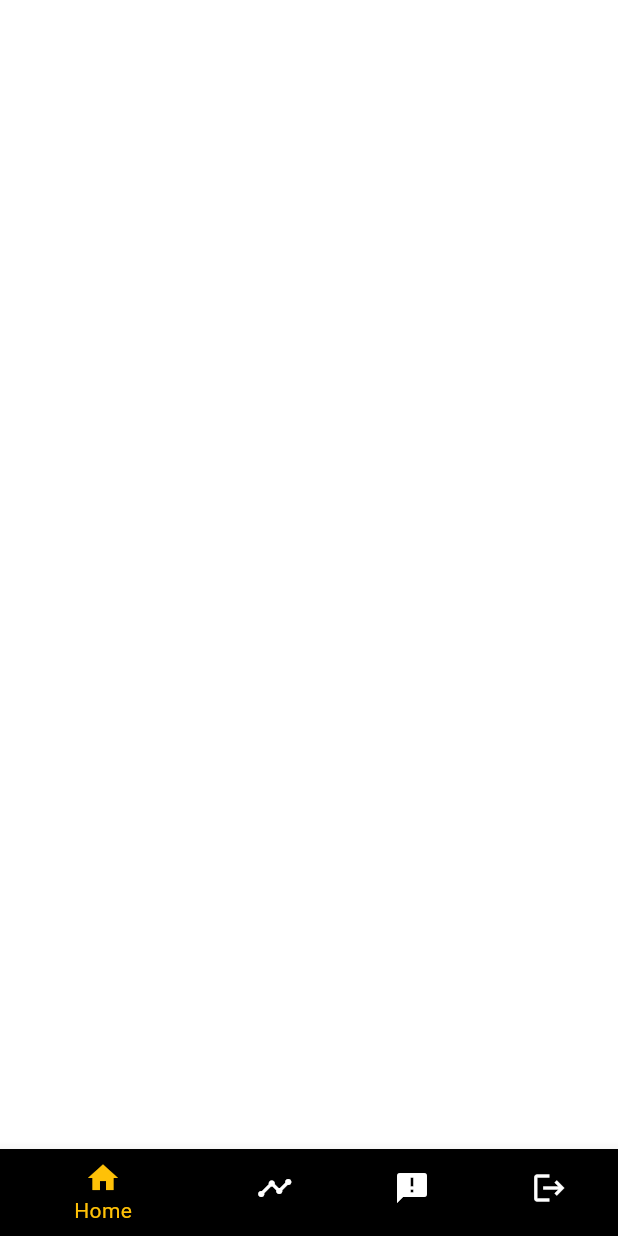
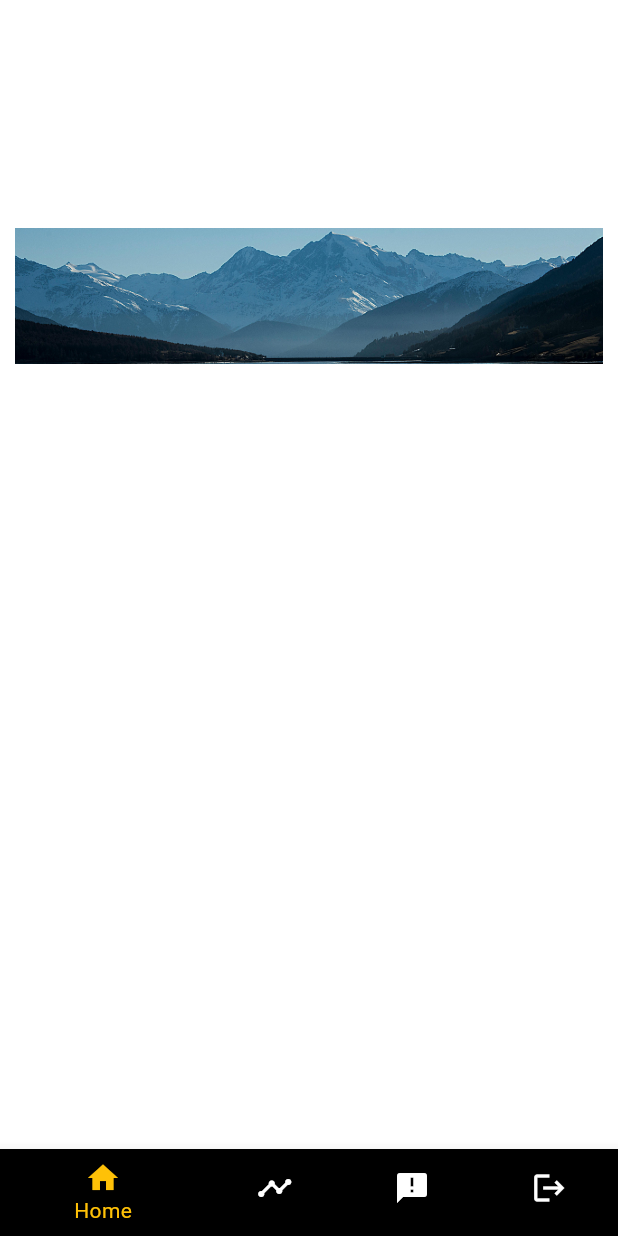
Before and after one commit to ZeekHoft/Student-Compas, a Flutter app: the Home screen opened by its route, on a phone screen of 412 x 824 dp. Run offline on Flutter 3.47's test engine with Material 3 defaults, Android fonts, the phone set to English and light mode, and no system bars; our stand-ins replace firebase_auth, firebase_core, firebase_remote_config, flutter_secure_storage, timeline_tile; missing offline and left inert: onesignal_flutter; accounts and stored records are empty.

Commit message:
added feature for img button in home

```diff
--- a/lib/pages/home.dart
+++ b/lib/pages/home.dart
@@ -4,6 +4,7 @@ import 'package:flutter/material.dart';
 import 'package:cs_compas/pages/notif.dart';
 import 'package:cs_compas/pages/calendar.dart';
 import 'package:flutter_secure_storage/flutter_secure_storage.dart';
+import 'package:url_launcher/url_launcher.dart';
 
 class Home extends StatefulWidget {
   final String email, idnumber;
@@ -92,7 +93,7 @@ class _HomeState extends State<Home> {
                 mainAxisAlignment: MainAxisAlignment.start,
                 children: [
                   const SizedBox(
-                    height: 20.0,
+                    height: 10.0,
                   ),
                   Row(
                     children: [
@@ -104,9 +105,6 @@ class _HomeState extends State<Home> {
                       ),
                     ],
                   ),
-                  const SizedBox(
-                    height: 20.0,
-                  ),
                   Row(
                     children: [
                       Padding(
@@ -117,11 +115,12 @@ class _HomeState extends State<Home> {
                       ),
                     ],
                   ),
+                  const ActionButtons()
                 ],
               ),
               const Calendar(),
               const Notifications(),
-              const Login()
+              const Login(),
             ],
           ),
         ),
@@ -164,3 +163,46 @@ class _HomeState extends State<Home> {
     );
   }
 }
+
+class ActionButtons extends StatelessWidget {
+  const ActionButtons({super.key});
+
+  @override
+  Widget build(BuildContext context) {
+    final double screenHeight = MediaQuery.of(context).size.height;
+
+    return Container(
+      child: SizedBox(
+        height: screenHeight * 0.6,
+        child: SingleChildScrollView(
+          child: Column(
+            children: [
+              GestureDetector(
+                onTap: () {
+                  print("object");
+                },
+                child: Container(
+                  margin: const EdgeInsets.fromLTRB(10, 4, 10, 4),
+                  alignment: Alignment.center,
+                  decoration: const BoxDecoration(
+                    color: Colors.black,
+                  ),
+                  child: Image.asset('assets/image3.jpg'),
+                ),
+              ),
+              const SizedBox(
+                height: 20,
+              ),
+            ],
+          ),
+        ),
+      ),
+    );
+  }
+
+  Future<void> _launchUrl(Uri url) async {
+    if (!await launchUrl(url, mode: LaunchMode.externalApplication)) {
+      throw Exception('Could not launch $url');
+    }
+  }
+}
--- a/pubspec.yaml
+++ b/pubspec.yaml
@@ -46,6 +46,7 @@ dependencies:
   firebase_remote_config: ^5.0.2
   animated_bottom_navigation_bar: ^1.3.3
   timeline_tile: ^2.0.0
+  url_launcher: ^6.3.0
 
 dev_dependencies:
   flutter_test:
@@ -71,9 +72,8 @@ flutter:
   uses-material-design: true
 
   # To add assets to your application, add an assets section, like this:
-  # assets:
-  #   - images/a_dot_burr.jpeg
-  #   - images/a_dot_ham.jpeg
+  assets:
+     - assets/
 
   # An image asset can refer to one or more resolution-specific "variants", see
   # https://flutter.dev/assets-and-images/#resolution-aware
```
Also changed, not shown: assets/image1.jpg (added), assets/image2.jpg (added), assets/image3.jpg (added), pubspec.lock.
